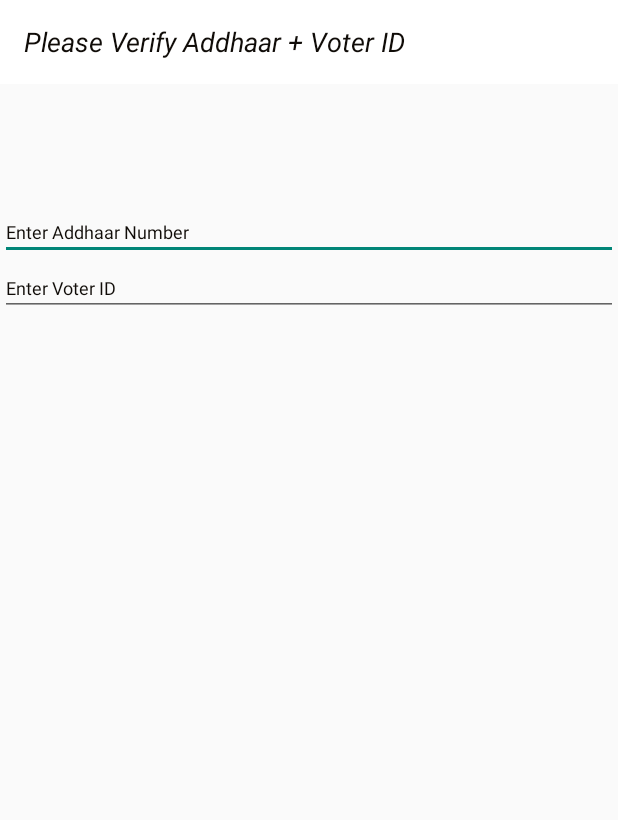
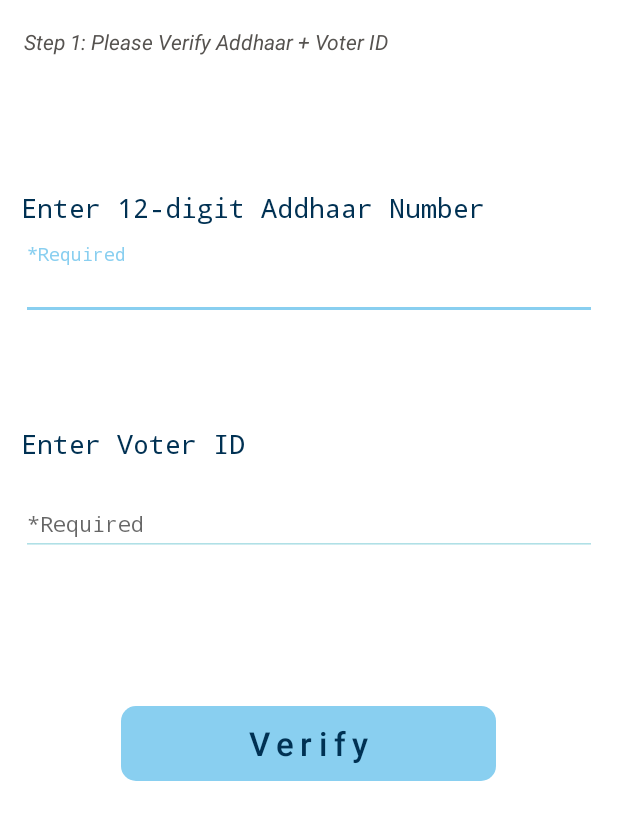
Before and after one commit to raghav312/GoVote, an Android app: the AddhaarVoterAuthenticator screen opened directly, with no data from a screen before it, on a phone screen of 412 x 824 dp. Shown: the top 820 px of the screen. Run offline under Robolectric (Android 15) with nearby library versions, the phone set to English and light mode, and no system bars.

Commit message:
2nd Commit

```diff
--- a/app/src/main/java/com/example/govote/AddhaarVoterAuthenticator.kt
+++ b/app/src/main/java/com/example/govote/AddhaarVoterAuthenticator.kt
@@ -2,10 +2,12 @@ package com.example.govote
 
 import androidx.appcompat.app.AppCompatActivity
 import android.os.Bundle
+import androidx.core.content.ContextCompat
 
 class AddhaarVoterAuthenticator : AppCompatActivity() {
     override fun onCreate(savedInstanceState: Bundle?) {
         super.onCreate(savedInstanceState)
         setContentView(R.layout.activity_addhaar_voter_authenticator)
+        window.statusBarColor = ContextCompat.getColor(this, R.color.white)
     }
 }
--- a/app/src/main/java/com/example/govote/MainActivity.kt
+++ b/app/src/main/java/com/example/govote/MainActivity.kt
@@ -6,6 +6,7 @@ import androidx.appcompat.app.AppCompatActivity
 import android.os.Bundle
 import android.view.Window
 import android.view.WindowManager
+import androidx.core.content.ContextCompat
 import com.example.govote.databinding.ActivityMainBinding
 import kotlinx.android.synthetic.main.activity_main.*
 
@@ -16,11 +17,12 @@ class MainActivity : AppCompatActivity() {
         binding = ActivityMainBinding.inflate(layoutInflater)
         val view = binding.root
         setContentView(view)
-
         binding.btnAuth.setOnClickListener{
             val intent = Intent(this,AddhaarVoterAuthenticator::class.java)
             startActivity(intent)
         }
 
+        window.statusBarColor = ContextCompat.getColor(this, R.color.white)
+
     }
 }
--- a/app/src/main/res/layout/activity_addhaar_voter_authenticator.xml
+++ b/app/src/main/res/layout/activity_addhaar_voter_authenticator.xml
@@ -5,7 +5,9 @@
     android:layout_width="match_parent"
     android:layout_height="match_parent"
     android:orientation="vertical"
-    tools:context=".AddhaarVoterAuthenticator">
+    tools:context=".AddhaarVoterAuthenticator"
+    android:background="@color/white"
+    >
 
     <androidx.appcompat.widget.Toolbar
         android:id="@+id/toolbar_authenticator"
@@ -17,44 +19,124 @@
         <TextView
             android:layout_width="wrap_content"
             android:layout_height="wrap_content"
-            android:text="Please Verify Addhaar + Voter ID"
+            android:text="Step 1: Please Verify Addhaar + Voter ID"
             android:textStyle="italic"
-            android:textColor="@color/smoke"
-            android:textSize="18sp"
+            android:textColor="@color/grey"
+            android:textSize="14sp"
+
             />
 
     </androidx.appcompat.widget.Toolbar>
 
 
     <LinearLayout
-        android:layout_marginTop="80dp"
+        android:layout_marginTop="70dp"
+        android:layout_marginRight="14dp"
+        android:layout_marginLeft="14dp"
         android:layout_width="match_parent"
         android:layout_height="wrap_content"
         android:orientation="vertical"
-
         >
-
-        <com.google.android.material.textfield.TextInputEditText
-            android:id="@+id/userAadhaar"
+        <TextView
+            android:layout_marginBottom="12dp"
             android:layout_width="match_parent"
             android:layout_height="wrap_content"
-            android:text="Enter Addhaar Number"
-            android:textColor="@color/smoke"
-            android:textSize="12sp">
+            android:fontFamily="monospace"
+            android:text="Enter 12-digit Addhaar Number"
+            android:textSize="18sp"
+            android:textColor="@color/blue"
+
+            />
+        <com.google.android.material.textfield.TextInputLayout
+            android:layout_width="match_parent"
+            android:layout_height="wrap_content"
+            android:theme="@style/nameOfStyle"
+            >
+
+            <com.google.android.material.textfield.TextInputEditText
+                android:id="@+id/tinAddharNumber"
+                android:layout_width="match_parent"
+                android:layout_height="wrap_content"
+                android:inputType="number"
+                android:textSize="14sp"
+                android:fontFamily="monospace"
+                android:hint="*Required"
+
+                />
+
+        </com.google.android.material.textfield.TextInputLayout>
 
 
-        </com.google.android.material.textfield.TextInputEditText>
 
-        <com.google.android.material.textfield.TextInputEditText
-            android:id="@+id/userVoterID"
+
+    </LinearLayout>
+
+
+    <LinearLayout
+        android:layout_marginTop="70dp"
+        android:layout_marginRight="14dp"
+        android:layout_marginLeft="14dp"
+        android:layout_width="match_parent"
+        android:layout_height="wrap_content"
+        android:orientation="vertical"
+        >
+        <TextView
+            android:layout_marginBottom="12sp"
             android:layout_width="match_parent"
             android:layout_height="wrap_content"
             android:text="Enter Voter ID"
-            android:textColor="@color/smoke"
-            android:textSize="12sp">
+            android:fontFamily="monospace"
+            android:textSize="18sp"
+            android:textColor="@color/blue"
 
-        </com.google.android.material.textfield.TextInputEditText>
+            />
+        <com.google.android.material.textfield.TextInputLayout
+            android:layout_width="match_parent"
+            android:layout_height="wrap_content"
+            android:theme="@style/nameOfStyle"
+            >
 
+            <com.google.android.material.textfield.TextInputEditText
+                android:id="@+id/tinVoterId"
+                android:layout_width="match_parent"
+                android:layout_height="wrap_content"
+                android:inputType="number"
+                android:fontFamily="monospace"
+                android:textSize="14sp"
+                android:hint="*Required"
+                />
+
+        </com.google.android.material.textfield.TextInputLayout>
+
+
+
+
+    </LinearLayout>
+
+
+    <LinearLayout
+        android:id="@+id/btnVerify"
+        android:layout_width="250dp"
+        android:layout_height="50dp"
+        android:layout_gravity="center"
+        android:layout_marginTop="100dp"
+        android:background="@drawable/item_ripple_btn_auth_bg"
+        android:gravity="center"
+        android:clickable="true"
+        >
+
+        <TextView
+
+            android:letterSpacing="0.2"
+            android:layout_width="wrap_content"
+            android:layout_height="wrap_content"
+            android:fontFamily="sans-serif-medium"
+            android:lineSpacingExtra="8sp"
+            android:text="Verify"
+            android:textAlignment="center"
+            android:textAppearance="@style/TextAppearance.AppCompat.Body1"
+            android:textColor="@color/blue"
+            android:textSize="22sp" />
 
     </LinearLayout>
 
--- a/app/src/main/res/layout/activity_main.xml
+++ b/app/src/main/res/layout/activity_main.xml
@@ -7,17 +7,20 @@
     android:gravity="center"
     tools:context=".MainActivity"
     android:orientation="vertical"
+    android:background="@color/white"
     >
 
     <TextView
         android:layout_width="wrap_content"
         android:layout_height="wrap_content"
+        android:letterSpacing="0.1"
         android:text="GoVote"
         android:textColor="@color/blue"
         android:textSize="50sp"
         android:textStyle="bold"
         android:layout_marginBottom="80dp"
         />
+
     <ImageView
         android:layout_width="300dp"
         android:layout_height="300dp"
--- a/app/src/main/res/values/themes.xml
+++ b/app/src/main/res/values/themes.xml
@@ -14,4 +14,9 @@
         <item name="android:statusBarColor" tools:targetApi="l">@color/white</item>
         <!-- Customize your theme here. -->
     </style>
+    <style name="nameOfStyle">
+        <item name="colorControlNormal">@color/bg_blue</item>
+        <item name="colorControlActivated">@color/bg_blue_dark</item>
+    </style>
+
 </resources>
```
